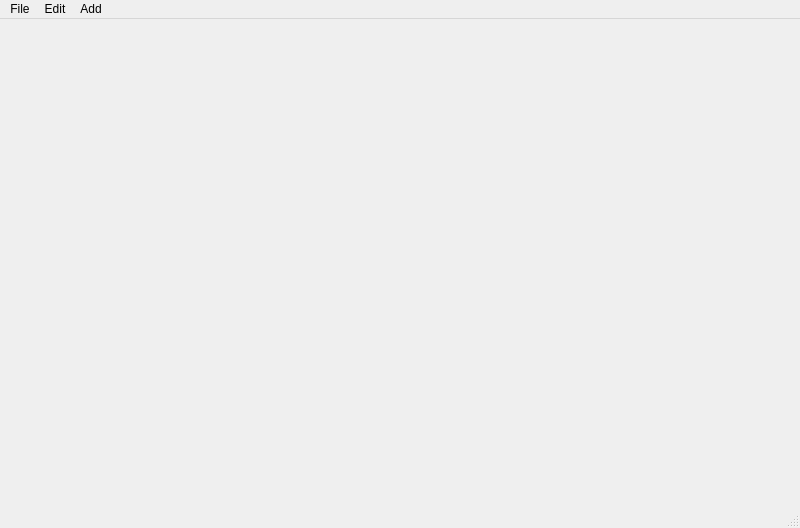
The window that BillsSplitter/mainwindow.ui (gilberhb/BillsSplitter) describes before a commit, drawn with Qt 5.
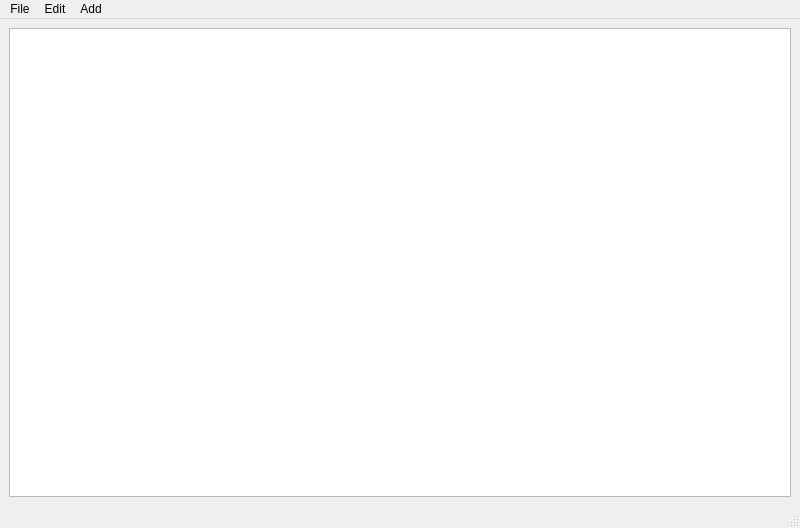
The same window after the commit.

```diff
--- a/BillsSplitter/mainwindow.ui
+++ b/BillsSplitter/mainwindow.ui
@@ -13,7 +13,13 @@
   <property name="windowTitle">
    <string>MainWindow</string>
   </property>
-  <widget class="QWidget" name="centralwidget"/>
+  <widget class="QWidget" name="centralwidget">
+   <layout class="QGridLayout" name="gridLayout">
+    <item row="0" column="0">
+     <widget class="QTreeView" name="treeView"/>
+    </item>
+   </layout>
+  </widget>
   <widget class="QMenuBar" name="menubar">
    <property name="geometry">
     <rect>
```
Left out of the diff: 18 changed lines with no effect on the pictures.
